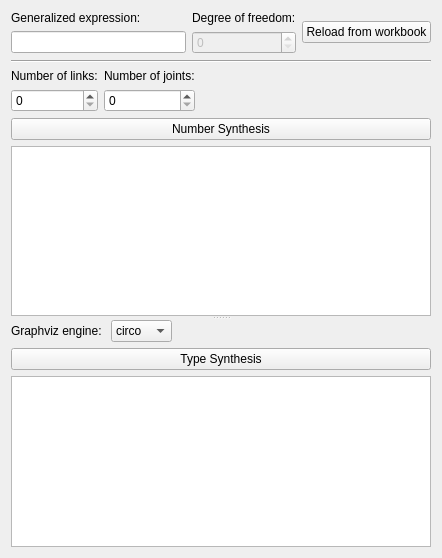
The window that core/synthesis/NumberAndTypeSynthesis/Permutations.ui (KmolYuan/Pyslvs-UI) describes before a commit, drawn with Qt 5.
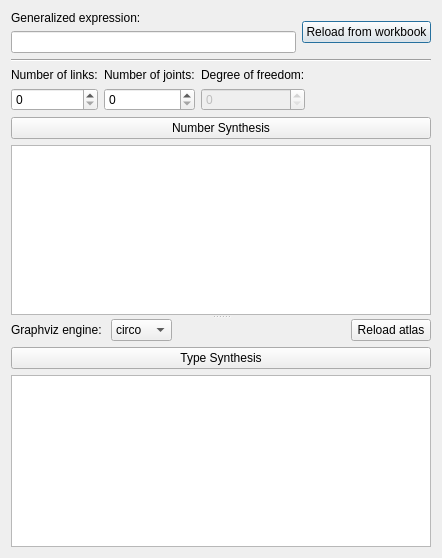
The same window after the commit. Icons and pictures are not drawn.

Commit message: Reload atlas button.

The edit to the form file:
```diff
--- a/core/synthesis/NumberAndTypeSynthesis/Permutations.ui
+++ b/core/synthesis/NumberAndTypeSynthesis/Permutations.ui
@@ -32,20 +32,6 @@
        <item row="1" column="0">
         <widget class="QLineEdit" name="Expression_joint"/>
        </item>
-       <item row="0" column="1">
-        <widget class="QLabel" name="DOF_text">
-         <property name="text">
-          <string>Degree of freedom:</string>
-         </property>
-        </widget>
-       </item>
-       <item row="1" column="1">
-        <widget class="QSpinBox" name="DOF_input">
-         <property name="enabled">
-          <bool>false</bool>
-         </property>
-        </widget>
-       </item>
       </layout>
      </item>
      <item>
@@ -53,6 +39,12 @@
        <property name="text">
         <string>Reload from workbook</string>
        </property>
+       <property name="autoDefault">
+        <bool>true</bool>
+       </property>
+       <property name="default">
+        <bool>true</bool>
+       </property>
       </widget>
      </item>
     </layout>
@@ -106,6 +98,20 @@
              </property>
             </widget>
            </item>
+           <item row="0" column="2">
+            <widget class="QLabel" name="DOF_text">
+             <property name="text">
+              <string>Degree of freedom:</string>
+             </property>
+            </widget>
+           </item>
+           <item row="2" column="2">
+            <widget class="QSpinBox" name="DOF_input">
+             <property name="enabled">
+              <bool>false</bool>
+             </property>
+            </widget>
+           </item>
           </layout>
          </item>
          <item>
@@ -194,6 +200,13 @@
            </property>
           </spacer>
          </item>
+         <item>
+          <widget class="QPushButton" name="reload_atlas">
+           <property name="text">
+            <string>Reload atlas</string>
+           </property>
+          </widget>
+         </item>
         </layout>
        </item>
        <item>
```
The commit also changes 2 other files.
